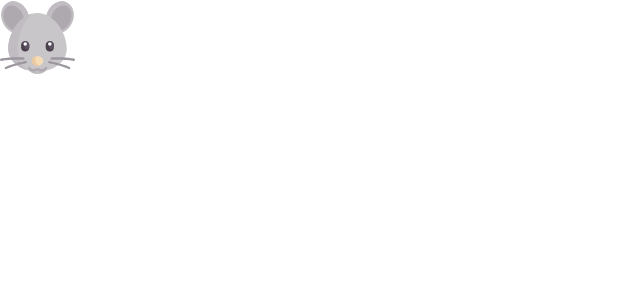
After one commit to mh-mazen/SVU_PR1, an Android app: the layout custom_action_bar.xml on its own in the app's theme, with its tools: preview values and no code run, on a phone screen of 412 x 824 dp. The commit adds this screen. Shown: the top 300 px of the screen. Run offline under Robolectric (Android 15) with nearby library versions, the phone set to English and light mode, and no system bars.

Commit message:
Update Main Layout

```diff
--- a/Client/app/src/main/AndroidManifest.xml
+++ b/Client/app/src/main/AndroidManifest.xml
@@ -4,9 +4,9 @@
 
     <application
         android:allowBackup="true"
-        android:icon="@mipmap/ic_launcher"
+        android:icon="@drawable/microsoft_powerpoint_480"
         android:label="@string/app_name"
-        android:roundIcon="@mipmap/ic_launcher_round"
+        android:roundIcon="@drawable/microsoft_powerpoint_480"
         android:supportsRtl="true"
         android:theme="@style/Theme.Client">
         <activity android:name=".MainActivity">
--- /dev/null
+++ b/Client/app/src/main/res/drawable/buttonicon.xml
@@ -0,0 +1,4 @@
+<?xml version="1.0" encoding="utf-8"?>
+<selector xmlns:android="http://schemas.android.com/apk/res/android">
+
+</selector>
--- /dev/null
+++ b/Client/app/src/main/res/drawable/ic_mouse.xml
@@ -0,0 +1,24 @@
+<vector android:autoMirrored="true" android:height="512dp"
+    android:viewportHeight="512" android:viewportWidth="512"
+    android:width="512dp" xmlns:android="http://schemas.android.com/apk/res/android">
+    <path android:fillColor="#C0BCC1" android:pathData="M454.353,14.715a113.107,92.167 114.174,1 0,-92.635 206.377a113.107,92.167 114.174,1 0,92.635 -206.377z"/>
+    <path android:fillColor="#AEA8AF" android:pathData="M454.427,41.509a88.857,65.548 114.174,1 0,-72.775 162.13a88.857,65.548 114.174,1 0,72.775 -162.13z"/>
+    <path android:fillColor="#C0BCC1" android:pathData="M150.338,221.097a113.107,92.167 65.826,1 0,-92.635 -206.377a113.107,92.167 65.826,1 0,92.635 206.377z"/>
+    <path android:fillColor="#AEA8AF" android:pathData="M130.408,203.653a88.857,65.548 65.826,1 0,-72.775 -162.13a88.857,65.548 65.826,1 0,72.775 162.13z"/>
+    <path android:fillColor="#C9C6CA" android:pathData="M455.998,334.154c0,-123.076 -95.999,-246.151 -199.998,-246.151S56.002,211.078 56.002,334.154c0,66.779 54.79,128.318 141.65,147.595c15.539,13.799 35.932,22.25 58.347,22.25s42.808,-8.45 58.347,-22.25C401.208,462.471 455.998,400.932 455.998,334.154z"/>
+    <path android:fillColor="#C0BCC1" android:pathData="M120.002,338.556c0,-99.278 43.188,-198.519 100.922,-245.873c-89.53,23.424 -164.921,132.41 -164.921,241.471c0,65.935 53.475,126.683 138.433,146.765C147.802,449.3 120.002,395.691 120.002,338.556z"/>
+    <path android:fillColor="#C0BCC1" android:pathData="M288,475.248H224l-32,-9.387c0,6.937 2.868,13.693 8.223,18.103c15.177,12.498 34.58,20.035 55.776,20.035c21.197,0 40.6,-7.537 55.776,-20.035c5.355,-4.41 8.223,-11.166 8.223,-18.103L288,475.248z"/>
+    <path android:fillColor="#F5DCB4" android:pathData="M256,383.999c22.091,0 40,14.327 40,32c0,17.044 -16.811,26.018 -28.943,32.654c-7.033,3.846 -15.08,3.846 -22.113,0c-12.133,-6.636 -28.943,-15.61 -28.943,-32.654C216,398.326 233.908,383.999 256,383.999z"/>
+    <path android:fillColor="#AEA8AF" android:pathData="M284,487.998c-8.383,0 -16.539,-2.414 -23.598,-6.984c-2.758,-1.781 -6.047,-1.781 -8.805,0c-7.059,4.57 -15.215,6.984 -23.598,6.984c-14.637,0 -28.258,-7.309 -36.434,-19.555c-2.453,-3.672 -1.465,-8.641 2.211,-11.094c3.66,-2.461 8.637,-1.477 11.094,2.211c5.203,7.789 13.848,12.438 23.129,12.438c5.289,0 10.441,-1.527 14.902,-4.414c8.078,-5.227 18.117,-5.234 26.195,0c4.461,2.887 9.613,4.414 14.902,4.414c9.285,0 17.93,-4.648 23.125,-12.438c2.449,-3.68 7.406,-4.676 11.098,-2.219c3.672,2.453 4.664,7.422 2.215,11.094C312.264,480.685 298.643,487.998 284,487.998z"/>
+    <path android:fillColor="#9C969E" android:pathData="M471.993,472.002c-1.09,0 -2.191,-0.227 -3.25,-0.695c-56.804,-25.293 -133.396,-39.297 -134.166,-39.438c-4.348,-0.785 -7.234,-4.945 -6.449,-9.293c0.781,-4.344 4.926,-7.266 9.293,-6.449c3.207,0.578 79.233,14.469 137.83,40.563c4.035,1.797 5.852,6.527 4.055,10.563C477.977,470.232 475.055,472.002 471.993,472.002z"/>
+    <path android:fillColor="#9C969E" android:pathData="M504.005,415.999c-0.594,0 -1.199,-0.066 -1.801,-0.203c-52.628,-12.113 -148.865,-7.848 -149.838,-7.805c-4.367,0.027 -8.156,-3.211 -8.359,-7.625c-0.203,-4.414 3.211,-8.156 7.625,-8.359c4.031,-0.184 99.421,-4.398 154.158,8.195c4.309,0.992 6.996,5.285 6.004,9.59C510.942,413.495 507.645,415.999 504.005,415.999z"/>
+    <path android:fillColor="#9C969E" android:pathData="M40.006,472.002c-3.063,0 -5.984,-1.77 -7.313,-4.75c-1.797,-4.035 0.02,-8.766 4.055,-10.563c58.597,-26.094 134.623,-39.984 137.83,-40.563c4.375,-0.82 8.512,2.102 9.293,6.449c0.785,4.348 -2.102,8.508 -6.449,9.293c-0.77,0.141 -77.362,14.145 -134.166,39.438C42.197,471.775 41.092,472.002 40.006,472.002z"/>
+    <path android:fillColor="#9C969E" android:pathData="M7.995,415.999c-3.645,0.004 -6.938,-2.504 -7.789,-6.207c-0.992,-4.305 1.695,-8.598 6.004,-9.59c54.733,-12.598 150.115,-8.379 154.158,-8.195c4.414,0.203 7.828,3.945 7.625,8.359c-0.203,4.418 -3.875,7.766 -8.359,7.625c-0.969,-0.051 -97.233,-4.301 -149.838,7.805C9.194,415.932 8.589,415.999 7.995,415.999z"/>
+    <path android:fillColor="#4B3F4E" android:pathData="M172.001,352L172.001,352c-15.4,0 -28,-12.6 -28,-28v-16c0,-15.4 12.6,-28 28,-28l0,0c15.4,0 28,12.6 28,28v16C200.001,339.4 187.401,352 172.001,352z"/>
+    <path android:fillColor="#5D5360" android:pathData="M172.001,280.001c-1.369,0 -2.682,0.214 -4,0.406V320c0,8.836 7.164,16 16,16c8.837,0 16,-7.164 16,-16v-12C200.001,292.6 187.401,280.001 172.001,280.001z"/>
+    <path android:fillColor="#FFFFFF" android:pathData="M171.998,299.997m-12,0a12,12 0,1 1,24 0a12,12 0,1 1,-24 0"/>
+    <path android:fillColor="#4B3F4E" android:pathData="M339.999,352L339.999,352c-15.4,0 -28,-12.6 -28,-28v-16c0,-15.4 12.6,-28 28,-28l0,0c15.4,0 28,12.6 28,28v16C367.999,339.4 355.399,352 339.999,352z"/>
+    <path android:fillColor="#5D5360" android:pathData="M339.999,280.001c-1.369,0 -2.682,0.214 -4,0.406V320c0,8.836 7.164,16 16,16c8.837,0 16,-7.164 16,-16v-12C367.999,292.6 355.399,280.001 339.999,280.001z"/>
+    <path android:fillColor="#FFFFFF" android:pathData="M339.996,299.997m-12,0a12,12 0,1 1,24 0a12,12 0,1 1,-24 0"/>
+    <path android:fillColor="#EBC9A0" android:pathData="M240,407.579c0,-8.507 2.769,-16.34 7.384,-22.793C229.444,387.944 216,400.697 216,415.998c0,17.043 16.811,26.018 28.943,32.654c7.033,3.846 15.081,3.846 22.113,0c0.512,-0.28 1.069,-0.592 1.597,-0.881C256.544,439.583 240,428.499 240,407.579z"/>
+</vector>
--- /dev/null
+++ b/Client/app/src/main/res/drawable/microsoft_powerpoint_480.xml
@@ -0,0 +1,5 @@
+<vector android:autoMirrored="true" android:height="480dp"
+    android:viewportHeight="24" android:viewportWidth="24"
+    android:width="480dp" xmlns:android="http://schemas.android.com/apk/res/android">
+    <path android:fillColor="#000000" android:pathData="M12,3L2,5L2,19L12,21L12,3zM14,5L14,7L16,7L18,7L20,7L20,9L20,11L20,13L20,15L20,17L18,17L16,17L14,17L14,19L21,19C21.552,19 22,18.552 22,18L22,6C22,5.448 21.552,5 21,5L14,5zM3.9883,8L7.0605,8C7.9575,8 8.6693,8.2323 9.1973,8.6973C9.7253,9.1633 9.9883,9.7809 9.9883,10.5469C9.9883,11.3319 9.7318,11.9419 9.2148,12.3789C8.6988,12.8159 7.9749,13.0332 7.0449,13.0332L5.5,13.0332L5.5,16L3.9883,16L3.9883,8zM16,8C14.895,8 14,8.895 14,10C14,11.105 14.895,12 16,12C17.105,12 18,11.105 18,10L16,10L16,8zM5.5,9.1875L5.5,11.7363L6.9688,11.7363C7.4358,11.7363 7.7911,11.63 8.0371,11.418C8.2831,11.206 8.4063,10.899 8.4063,10.498C8.4063,10.103 8.2813,9.7887 8.0313,9.5527C7.7832,9.3157 7.4419,9.1935 7.0059,9.1875L5.5,9.1875zM14,13L14,15L18,15L18,13L14,13z"/>
+</vector>
--- /dev/null
+++ b/Client/app/src/main/res/layout/custom_action_bar.xml
@@ -0,0 +1,19 @@
+<?xml version = "1.0" encoding = "utf-8"?>
+<LinearLayout xmlns:android = "http://schemas.android.com/apk/res/android"
+    xmlns:app = "http://schemas.android.com/apk/res-auto"
+    android:layout_width = "match_parent"
+    android:layout_height = "wrap_content"
+    android:gravity = "left"
+    android:weightSum = "1">
+    <LinearLayout
+        android:layout_width = "0dp"
+        android:layout_height = "match_parent"
+        android:layout_weight = "0.6">
+
+        <ImageView
+            android:layout_width="50dp"
+            android:layout_height="50dp"
+            android:src="@drawable/ic_mouse" />
+
+    </LinearLayout>
+</LinearLayout>
--- a/Client/app/src/main/res/values/strings.xml
+++ b/Client/app/src/main/res/values/strings.xml
@@ -1,3 +1,5 @@
 <resources>
-    <string name="app_name">Client</string>
+    <string name="app_name">Powerpoint Controller</string>
+    <string name="search">Search</string>
+    <string name="connect" >Connect</string>
 </resources>
--- a/Client/app/src/main/res/values/themes.xml
+++ b/Client/app/src/main/res/values/themes.xml
@@ -1,8 +1,8 @@
 <resources xmlns:tools="http://schemas.android.com/tools">
     <!-- Base application theme. -->
-    <style name="Theme.Client" parent="Theme.MaterialComponents.DayNight.DarkActionBar">
+    <style name="Theme.Client" parent="Theme.MaterialComponents.Light.DarkActionBar">
         <!-- Primary brand color. -->
-        <item name="colorPrimary">@color/purple_500</item>
+        <item name="colorPrimary">#1E0B0B0B</item>
         <item name="colorPrimaryVariant">@color/purple_700</item>
         <item name="colorOnPrimary">@color/white</item>
         <!-- Secondary brand color. -->
```
Also changed, not shown: Client/app/src/main/java/com/pr1/client/MainActivity.java (+82 -0 lines), Client/app/src/main/java/com/pr1/client/MenuAdapter.java (added, +55 -0 lines), Client/app/src/main/java/com/pr1/client/RowItem.java (added, +13 -0 lines), Client/app/src/main/res/drawable/ic_conn_off.xml (added, +12 -0 lines), Client/app/src/main/res/drawable/ic_conn_on.xml (added, +12 -0 lines), Client/app/src/main/res/drawable/ic_link.xml (added, +15 -0 lines), Client/app/src/main/res/drawable/ic_powerpoint.xml (added, +10 -0 lines), Client/app/src/main/res/drawable/ic_wifi_off.xml (added, +12 -0 lines), Client/app/src/main/res/layout/activity_main.xml (+17 -11 lines), Client/app/src/main/res/layout/activity_settings.xml (added, +7 -0 lines), Client/app/src/main/res/layout/row.xml (added, +48 -0 lines), Client/app/src/main/res/layout/switch_layout.xml (added, +14 -0 lines), Client/app/src/main/res/menu/main_menu.xml (added, +17 -0 lines).
